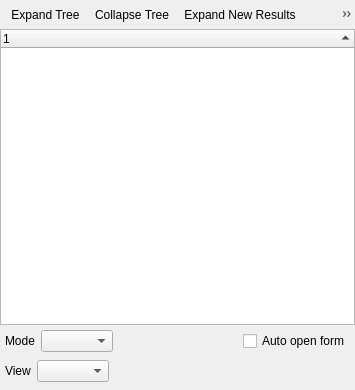
Qt form src/ui/qgsidentifyresultsbase.ui (qgis/QGIS) before a commit.
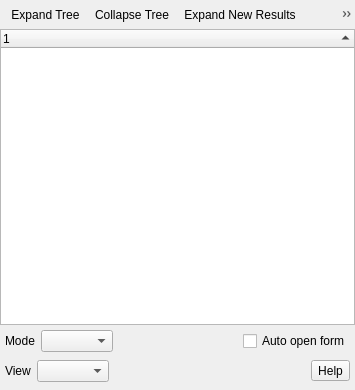
The same form after that commit. Icons and pictures are not drawn. Custom widgets are drawn as their Qt base class.

Diff of the .ui file:
```diff
--- a/src/ui/qgsidentifyresultsbase.ui
+++ b/src/ui/qgsidentifyresultsbase.ui
@@ -236,6 +236,19 @@
        </property>
       </spacer>
      </item>
+     <item>
+      <widget class="QToolButton" name="mHelpToolButton">
+       <property name="enabled">
+        <bool>true</bool>
+       </property>
+       <property name="text">
+        <string>Help</string>
+       </property>
+       <property name="checkable">
+        <bool>false</bool>
+       </property>
+      </widget>
+     </item>
     </layout>
    </item>
   </layout>
```
